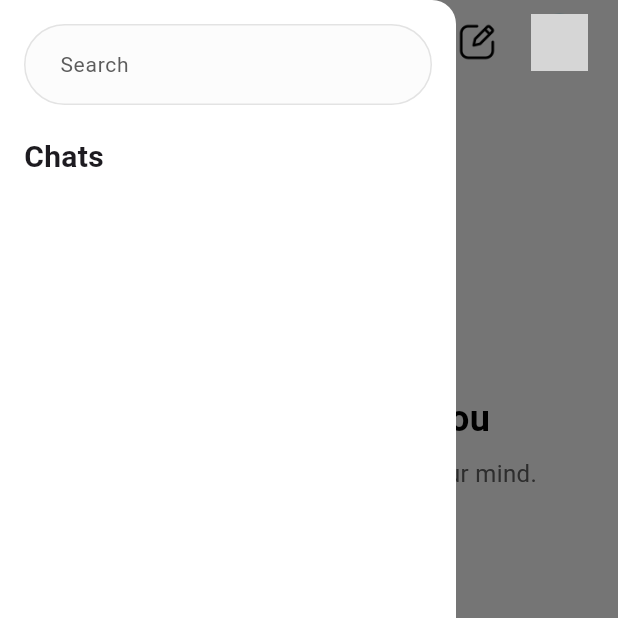
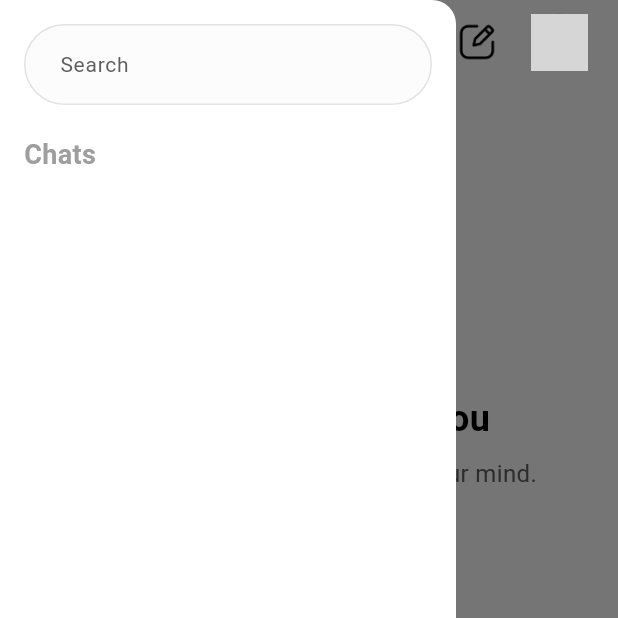
Before and after one commit to mdnahidhossen1911/BongoAi, a Flutter app: the ChatView screen opened by its route, with the side drawer open, on a phone screen of 412 x 824 dp, the top half of it. Run offline on Flutter 3.47's test engine with Material 3 defaults, Android fonts, the phone set to English and light mode, and no system bars; our stand-ins replace animated_text_kit, firebase_auth, firebase_core, flutter_dotenv, get_it, go_router and 4 more; accounts and stored records are empty; network calls fail; grey boxes are pictures that could not be loaded.

Commit message:
drawer list widget update

```diff
--- a/lib/views/chat_view.dart
+++ b/lib/views/chat_view.dart
@@ -172,7 +172,11 @@ class _ChatViewState extends State<ChatView> {
                   const SizedBox(height: 20),
                   const Text(
                     'Chats',
-                    style: TextStyle(fontSize: 20, fontWeight: FontWeight.bold),
+                    style: TextStyle(
+                      fontSize: 18,
+                      color: Colors.grey,
+                      fontWeight: FontWeight.bold,
+                    ),
                   ),
                 ],
               ),
@@ -181,13 +185,15 @@ class _ChatViewState extends State<ChatView> {
               child: Consumer<ChatViewModel>(
                 builder: (context, value, child) {
                   return ListView.builder(
+                    padding: EdgeInsets.symmetric(vertical: 8),
                     itemCount: value.conversations.length,
                     itemBuilder: (context, index) {
                       final conv = value.conversations[index];
-                      return GestureDetector(
+                      return InkWell(
                         onTap: () {
                           value.switchConversation(index);
                           Navigator.pop(context);
+                          FocusScope.of(context).unfocus();
                         },
                         child: Padding(
                           padding: const EdgeInsets.symmetric(
```
